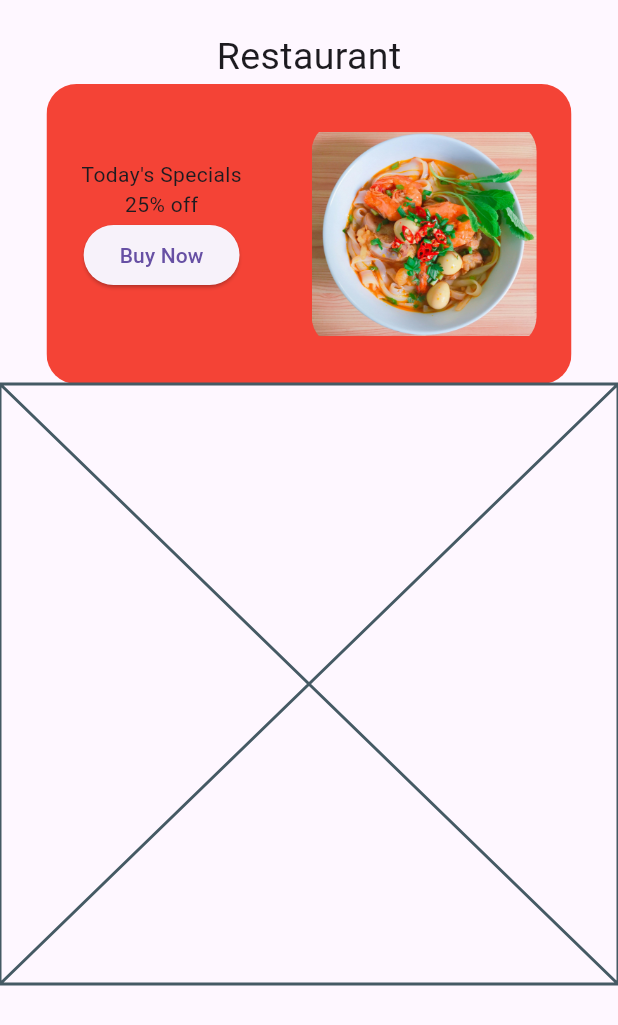
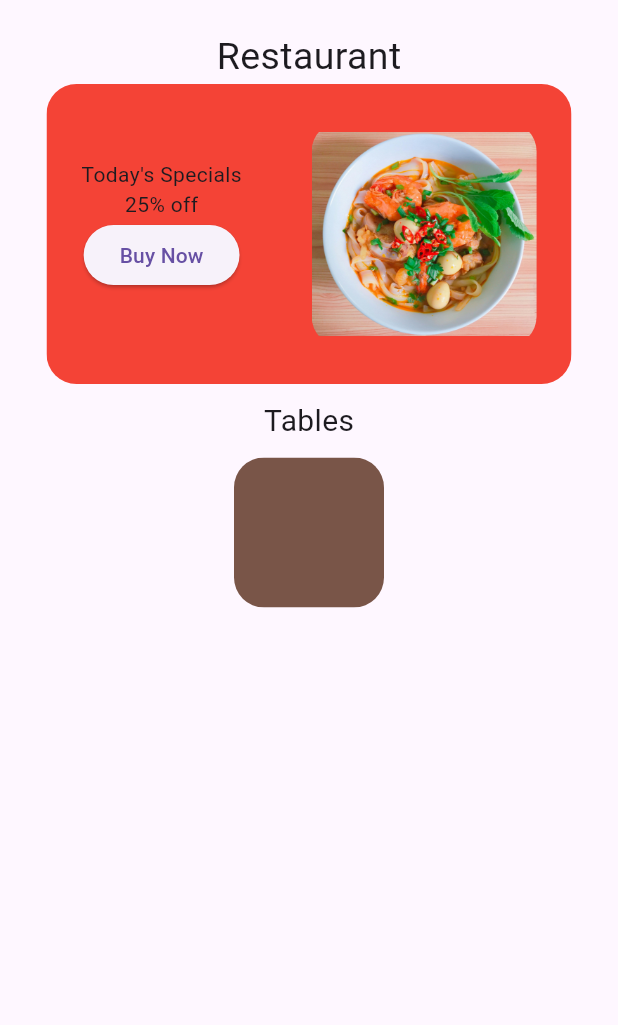
Before and after one commit to raytembo/rest_auto, a Flutter app: the screen it shows after launch, on a phone screen of 412 x 824 dp. Shown: the top 1025 px of the screen. Run offline on Flutter 3.47's test engine with Material 3 defaults, Android fonts, the phone set to English and light mode, and no system bars.

Commit message:
created a table component

```diff
--- a/lib/components/table_card.dart
+++ b/lib/components/table_card.dart
@@ -5,6 +5,13 @@ class TableCard extends StatelessWidget {
 
   @override
   Widget build(BuildContext context) {
-    return const Placeholder();
+    return ClipRRect(
+      borderRadius: BorderRadius.circular(20),
+      child: Container(
+        color: Colors.brown,
+        height: 100,
+        width: 100,
+      ),
+    );
   }
 }
--- a/lib/table.dart
+++ b/lib/table.dart
@@ -16,6 +16,9 @@ class TMS extends StatelessWidget {
           SizedBox(height: 20,),
           Text("Restaurant",style: TextStyle(fontSize: 25),),
           Center(child: Headline()),
+          SizedBox(height: 10,),
+          Text("Tables",style: TextStyle(fontSize: 20),),
+          SizedBox(height: 10,),
           TableCard()
 
         ]),
```
